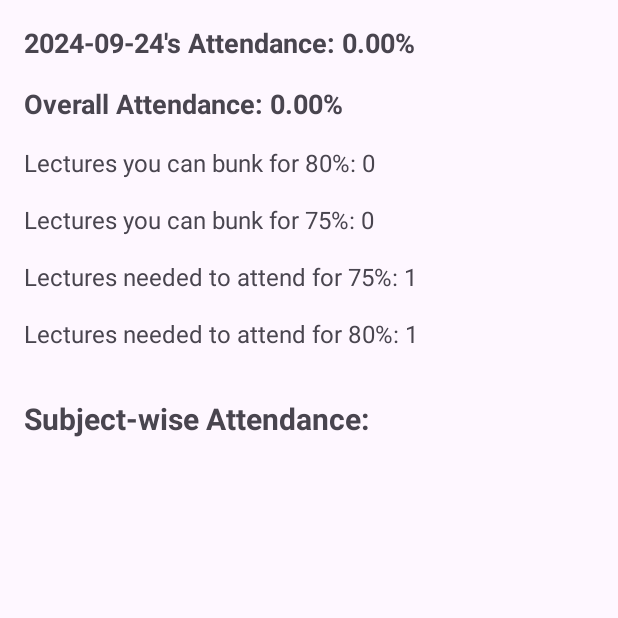
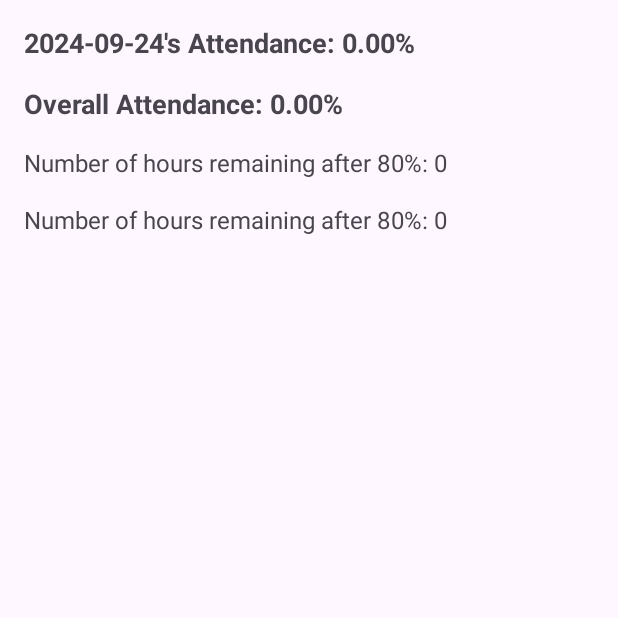
Before and after one commit to khushi703/AttendEase, an Android app: the Calculation screen opened directly, with no data from a screen before it, on a phone screen of 412 x 824 dp, the top half of it. Run offline under Robolectric (Android 15) with nearby library versions, the phone set to English and light mode, and no system bars; our stand-ins replace Firebase (no records; nobody signed in at launch, a user with empty details on screens opened directly).

Commit message:
layout centre align

```diff
--- a/app/src/main/java/com/example/project/Calculation.java
+++ b/app/src/main/java/com/example/project/Calculation.java
@@ -38,8 +38,8 @@ public class Calculation extends AppCompatActivity {
         overallAttendanceTextView = findViewById(R.id.overallAttendanceTextView);
         bunkFor80PercentTextView = findViewById(R.id.bunkFor80PercentTextView);
         bunkFor75PercentTextView = findViewById(R.id.bunkFor75PercentTextView);
-        attendFor80PercentTextView = findViewById(R.id.attendFor80PercentTextView);
-        attendFor75PercentTextView = findViewById(R.id.attendFor75PercentTextView);
+//        attendFor80PercentTextView = findViewById(R.id.attendFor80PercentTextView);
+//        attendFor75PercentTextView = findViewById(R.id.attendFor75PercentTextView);
 
         // Initialize with today's date
         selectedDate = getCurrentDate();
@@ -112,19 +112,19 @@ public class Calculation extends AppCompatActivity {
                     double overallAttendance = (totalLectures > 0) ? (attendedLectures * 100.0 / totalLectures) : 0;
                     overallAttendanceTextView.setText("Overall Attendance: " + String.format("%.2f", overallAttendance) + "%");
 
-                    // Calculate lectures to attend and bunk for both 75% and 80%
-                    int lecturesToAttendFor75 = calculateAttendFor75(attendedLectures, totalLectures);
-                    int lecturesToAttendFor80 = calculateAttendFor80(attendedLectures, totalLectures);
+//                    // Calculate lectures to attend and bunk for both 75% and 80%
+//                    int lecturesToAttendFor75 = calculateAttendFor75(attendedLectures, totalLectures);
+//                    int lecturesToAttendFor80 = calculateAttendFor80(attendedLectures, totalLectures);
 
                     int lecturesToBunkFor75 = calculateBunkFor75(attendedLectures, totalLectures);
                     int lecturesToBunkFor80 = calculateBunkFor80(attendedLectures, totalLectures);
 
-                    // Set TextViews
-                    attendFor75PercentTextView.setText("Lectures needed to attend for 75%: " + lecturesToAttendFor75);
-                    attendFor80PercentTextView.setText("Lectures needed to attend for 80%: " + lecturesToAttendFor80);
-
-                    bunkFor75PercentTextView.setText("Lectures you can bunk for 75%: " + lecturesToBunkFor75);
-                    bunkFor80PercentTextView.setText("Lectures you can bunk for 80%: " + lecturesToBunkFor80);
+//                    // Set TextViews
+//                    attendFor75PercentTextView.setText("Lectures needed to attend for 75%: " + lecturesToAttendFor75);
+//                    attendFor80PercentTextView.setText("Lectures needed to attend for 80%: " + lecturesToAttendFor80);
+//
+//                    bunkFor75PercentTextView.setText("Lectures you can bunk for 75%: " + lecturesToBunkFor75);
+//                    bunkFor80PercentTextView.setText("Lectures you can bunk for 80%: " + lecturesToBunkFor80);
                 }
 
                 @Override
@@ -143,33 +143,33 @@ public class Calculation extends AppCompatActivity {
         return year + "-" + String.format("%02d", month) + "-" + String.format("%02d", day);
     }
 
-    // Method to calculate how many lectures the user needs to attend to maintain 75% attendance
-    private int calculateAttendFor75(int attendedLectures, int totalLectures) {
-        int neededLectures = 0;
-        double currentAttendance = (totalLectures > 0) ? (attendedLectures * 100.0 / totalLectures) : 0;
-
-        while (currentAttendance < 75.0) {
-            totalLectures++;
-            attendedLectures++;
-            currentAttendance = (attendedLectures * 100.0 / totalLectures);
-            neededLectures++;
-        }
-        return neededLectures;
-    }
-
-    // Method to calculate how many lectures the user needs to attend to maintain 80% attendance
-    private int calculateAttendFor80(int attendedLectures, int totalLectures) {
-        int neededLectures = 0;
-        double currentAttendance = (totalLectures > 0) ? (attendedLectures * 100.0 / totalLectures) : 0;
-
-        while (currentAttendance < 80.0) {
-            totalLectures++;
-            attendedLectures++;
-            currentAttendance = (attendedLectures * 100.0 / totalLectures);
-            neededLectures++;
-        }
-        return neededLectures;
-    }
+//    // Method to calculate how many lectures the user needs to attend to maintain 75% attendance
+//    private int calculateAttendFor75(int attendedLectures, int totalLectures) {
+//        int neededLectures = 0;
+//        double currentAttendance = (totalLectures > 0) ? (attendedLectures * 100.0 / totalLectures) : 0;
+//
+//        while (currentAttendance < 75.0) {
+//            totalLectures++;
+//            attendedLectures++;
+//            currentAttendance = (attendedLectures * 100.0 / totalLectures);
+//            neededLectures++;
+//        }
+//        return neededLectures;
+//    }
+//
+//    // Method to calculate how many lectures the user needs to attend to maintain 80% attendance
+//    private int calculateAttendFor80(int attendedLectures, int totalLectures) {
+//        int neededLectures = 0;
+//        double currentAttendance = (totalLectures > 0) ? (attendedLectures * 100.0 / totalLectures) : 0;
+//
+//        while (currentAttendance < 80.0) {
+//            totalLectures++;
+//            attendedLectures++;
+//            currentAttendance = (attendedLectures * 100.0 / totalLectures);
+//            neededLectures++;
+//        }
+//        return neededLectures;
+//    }
 
     // Method to calculate how many lectures the user can bunk to maintain 75% attendance
     private int calculateBunkFor75(int attendedLectures, int totalLectures) {
--- a/app/src/main/res/layout/activity_main.xml
+++ b/app/src/main/res/layout/activity_main.xml
@@ -11,8 +11,9 @@
         android:id="@+id/Login"
         android:layout_width="wrap_content"
         android:layout_height="wrap_content"
-        android:layout_marginTop="500dp"
-        android:layout_marginEnd="88dp"
+        android:layout_marginTop="424dp"
+        android:layout_marginEnd="140dp"
+        android:gravity="center"
         android:text="Login"
         app:layout_constraintEnd_toEndOf="parent"
         app:layout_constraintTop_toTopOf="parent" />
--- a/app/src/main/res/layout/calculation.xml
+++ b/app/src/main/res/layout/calculation.xml
@@ -42,7 +42,7 @@
                 android:id="@+id/bunkFor80PercentTextView"
                 android:layout_width="wrap_content"
                 android:layout_height="wrap_content"
-                android:text="Lectures you can bunk for 80%: 0"
+                android:text="Number of hours remaining after 80%: 0"
                 android:textSize="16sp"
                 android:layout_marginBottom="16dp" />
 
@@ -51,36 +51,29 @@
                 android:id="@+id/bunkFor75PercentTextView"
                 android:layout_width="wrap_content"
                 android:layout_height="wrap_content"
-                android:text="Lectures you can bunk for 75%: 0"
+                android:text="Number of hours remaining after 80%: 0"
                 android:textSize="16sp"
                 android:layout_marginBottom="16dp" />
 
-            <!-- Lectures Needed to Attend for 75% -->
-            <TextView
-                android:id="@+id/attendFor75PercentTextView"
-                android:layout_width="wrap_content"
-                android:layout_height="wrap_content"
-                android:text="Lectures you need to attend for 75%: 0"
-                android:textSize="16sp"
-                android:layout_marginBottom="16dp" />
+            <!--            &lt;!&ndash; Lectures Needed to Attend for 75% &ndash;&gt;-->
+            <!--            <TextView-->
+            <!--                android:id="@+id/attendFor75PercentTextView"-->
+            <!--                android:layout_width="wrap_content"-->
+            <!--                android:layout_height="wrap_content"-->
+            <!--                android:text="Lectures you need to attend for 75%: 0"-->
+            <!--                android:textSize="16sp"-->
+            <!--                android:layout_marginBottom="16dp" />-->
 
-            <!-- Lectures Needed to Attend for 80% -->
-            <TextView
-                android:id="@+id/attendFor80PercentTextView"
-                android:layout_width="wrap_content"
-                android:layout_height="wrap_content"
-                android:text="Lectures you need to attend for 80%: 0"
-                android:textSize="16sp"
-                android:layout_marginBottom="32dp" />
+            <!--            &lt;!&ndash; Lectures Needed to Attend for 80% &ndash;&gt;-->
+            <!--            <TextView-->
+            <!--                android:id="@+id/attendFor80PercentTextView"-->
+            <!--                android:layout_width="wrap_content"-->
+            <!--                android:layout_height="wrap_content"-->
+            <!--                android:text="Lectures you need to attend for 80%: 0"-->
+            <!--                android:textSize="16sp"-->
+            <!--                android:layout_marginBottom="32dp" />-->
 
             <!-- Section for Subject-wise Attendance -->
-            <TextView
-                android:text="Subject-wise Attendance:"
-                android:textSize="20sp"
-                android:textStyle="bold"
-                android:layout_marginBottom="16dp"
-                android:layout_width="wrap_content"
-                android:layout_height="wrap_content"/>
 
             <!-- Container for Dynamic Subject-wise Attendance Entries -->
             <LinearLayout
--- a/app/src/main/res/layout/calender.xml
+++ b/app/src/main/res/layout/calender.xml
@@ -16,22 +16,23 @@
 
     <androidx.recyclerview.widget.RecyclerView
         android:id="@+id/lectureRecyclerView"
-        android:layout_width="283dp"
-        android:layout_height="181dp"
+        android:layout_width="282dp"
+        android:layout_height="154dp"
         android:layout_marginTop="20dp"
         app:layout_constraintBottom_toBottomOf="parent"
         app:layout_constraintEnd_toEndOf="parent"
+        app:layout_constraintHorizontal_bias="0.781"
         app:layout_constraintStart_toStartOf="parent"
         app:layout_constraintTop_toBottomOf="@id/calendarView"
-        app:layout_constraintVertical_bias="0.373"
+        app:layout_constraintVertical_bias="0.17"
         tools:listitem="@layout/item_lecture" />
 
     <Button
         android:id="@+id/button"
         android:layout_width="wrap_content"
         android:layout_height="wrap_content"
-        android:layout_marginStart="120dp"
-        android:layout_marginTop="60dp"
+        android:layout_marginStart="76dp"
+        android:layout_marginTop="64dp"
         android:text="Check Your Attendence"
         app:layout_constraintStart_toStartOf="parent"
         app:layout_constraintTop_toBottomOf="@+id/lectureRecyclerView" />
--- a/app/src/main/res/layout/item_lecture.xml
+++ b/app/src/main/res/layout/item_lecture.xml
@@ -26,6 +26,7 @@
         android:id="@+id/attendanceCheckBox"
         android:layout_width="wrap_content"
         android:layout_height="wrap_content"
+        android:layout_marginEnd="16dp"
         app:layout_constraintEnd_toEndOf="parent"
         app:layout_constraintTop_toTopOf="parent" />
 </androidx.constraintlayout.widget.ConstraintLayout>
```
Also changed, not shown: app/src/main/java/com/example/project/LectureAdapter.java (line endings or trailing spaces), app/src/main/java/com/example/project/calender.java (line endings or trailing spaces).
